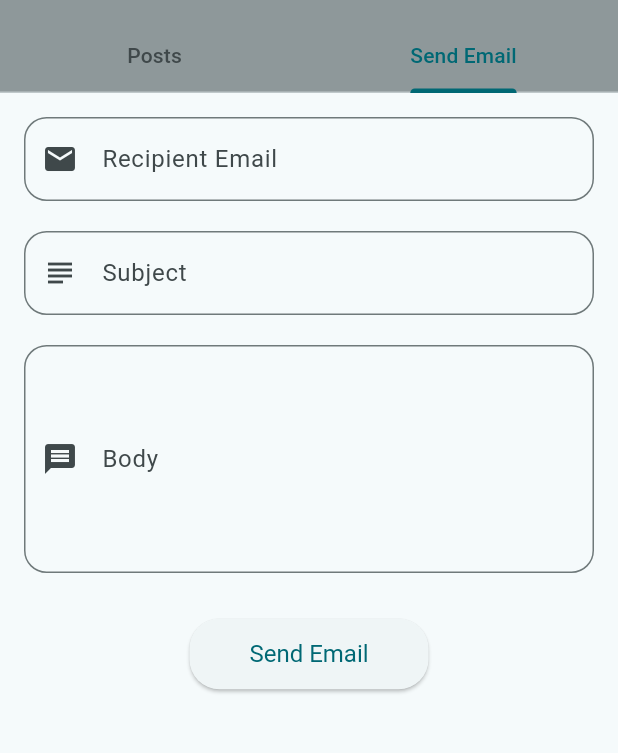
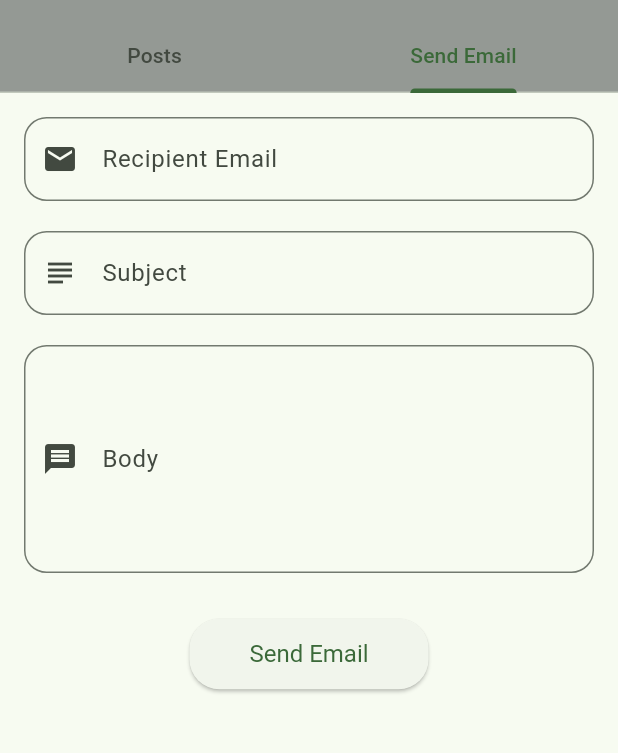
Before and after one commit to riccardopirani/appcondomini, a Flutter app: the screen it shows after launch, tab 2 chosen, on a phone screen of 412 x 824 dp, the part 63-816 px from its top. Run offline on Flutter 3.47's test engine with Material 3 defaults, Android fonts, the phone set to English and light mode, and no system bars; network calls fail.

Commit message:
Clean code format and change color

```diff
--- a/lib/main.dart
+++ b/lib/main.dart
@@ -14,7 +14,7 @@ class MyApp extends StatelessWidget {
     return MaterialApp(
       title: 'Condominio App',
       theme: ThemeData(
-        colorScheme: ColorScheme.fromSeed(seedColor: Colors.grey),
+        colorScheme: ColorScheme.fromSeed(seedColor: Colors.green),
         useMaterial3: true,
         textTheme: const TextTheme(
           headlineMedium: TextStyle(
@@ -201,6 +201,8 @@ class PostTab extends StatelessWidget {
         var post = posts[index];
         String title = post['title']['rendered'];
         String excerpt = post['excerpt']['rendered'];
+        // Remove all HTML tags using a regular expression
+        String cleanExcerpt = excerpt.replaceAll(RegExp(r'<[^>]*>'), '');
         String imageUrl = "https://www.condominio360.it/logo.png"; // Placeholder if no image
 
         return Padding(
```
